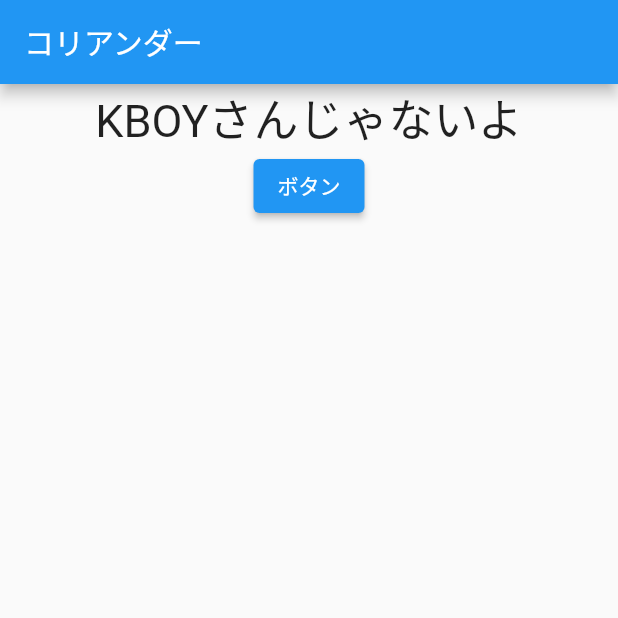
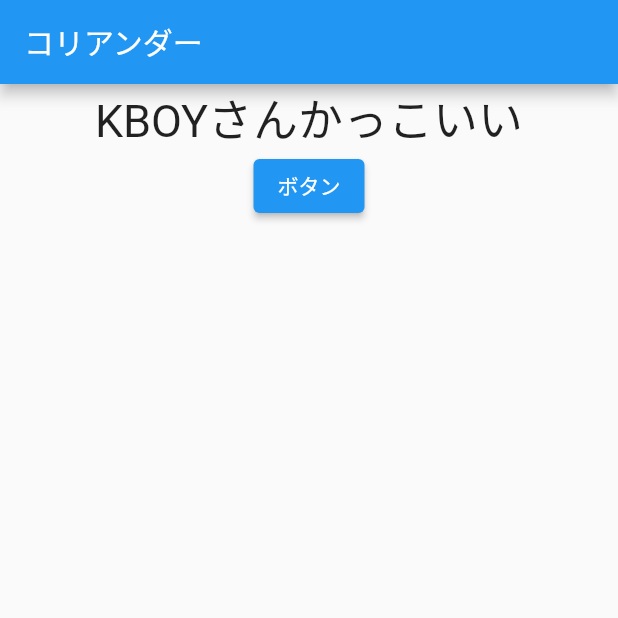
Before and after one commit to kunoyasutaka/coriander, a Flutter app: the screen it shows after launch, after a tap on "ボタン", on a phone screen of 412 x 824 dp, the top half of it. Run offline on Flutter 3.47's test engine with Material 2 defaults, Android fonts, the phone set to English and light mode, and no system bars.

Commit message:
third commit

```diff
--- a/lib/main.dart
+++ b/lib/main.dart
@@ -1,4 +1,7 @@
 import 'package:flutter/material.dart';
+import 'package:provider/provider.dart';
+
+import 'main_model.dart';
 
 
 void main() {
@@ -6,21 +9,23 @@ void main() {
 }
 
 class MyApp extends StatelessWidget {
-  final String kboyText = "KBOYさんじゃないよ";
 
   @override
   Widget build(BuildContext context) {
     return MaterialApp(
       title: 'Flutter Demo',
-      home: Scaffold(
+      home: ChangeNotifierProvider<MainModel>(
+        create: (_) => MainModel(),
+        child: Scaffold(
           appBar: AppBar(
             title: Text("コリアンダー"),
           ),
-        body: Center(
+          body: Consumer<MainModel>(builder: (context, model, child) {
+              return Center(
                 child: Column(
                   children: [
                     Text(
-                kboyText,
+                      model.kboyText,
                       style: TextStyle(
                         fontSize: 30.0,
                       ),
@@ -28,10 +33,13 @@ class MyApp extends StatelessWidget {
                     ElevatedButton(
                       child: Text("ボタン"),
                       onPressed: () {
-
+                        model.changeKboyText();
                       },
                     ),
                   ],
+                ),
+              );
+            }
           ),
         ),
       ),
--- /dev/null
+++ b/lib/main_model.dart
@@ -0,0 +1,10 @@
+import 'package:flutter/cupertino.dart';
+
+class MainModel extends ChangeNotifier {
+  String kboyText = "KBOYさん";
+
+  void changeKboyText(){
+    kboyText = "KBOYさんかっこいい";
+    notifyListeners();
+  }
+}
```
Also changed, not shown: pubspec.lock. Lines whose indentation alone changed are shown as unchanged.
